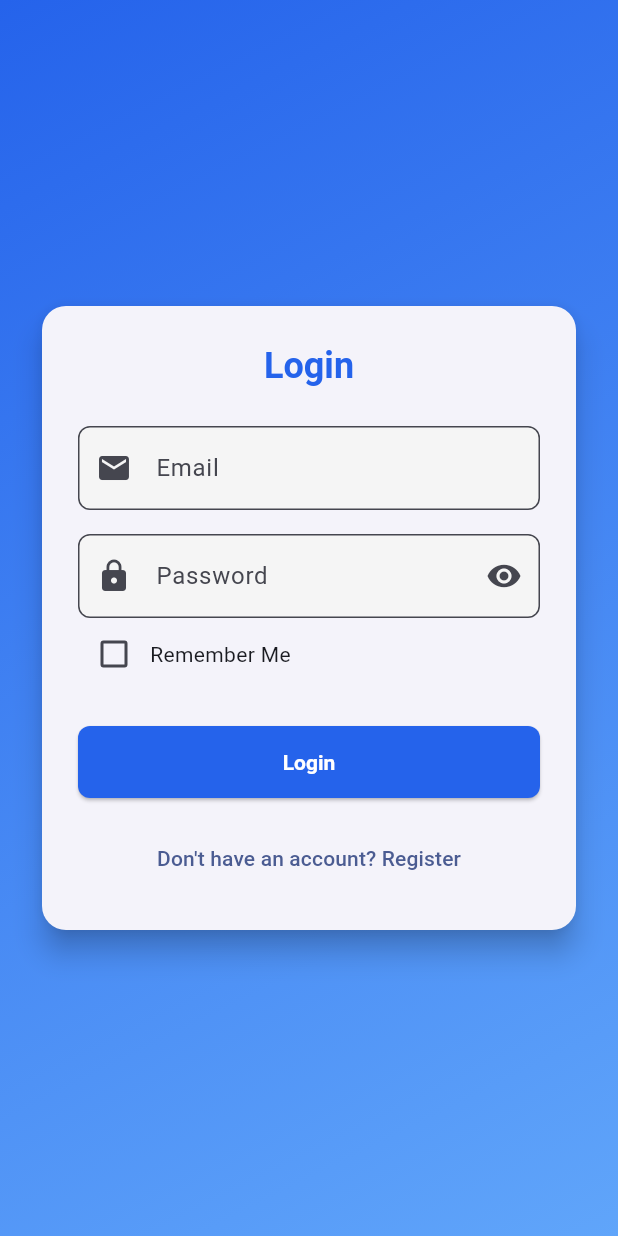
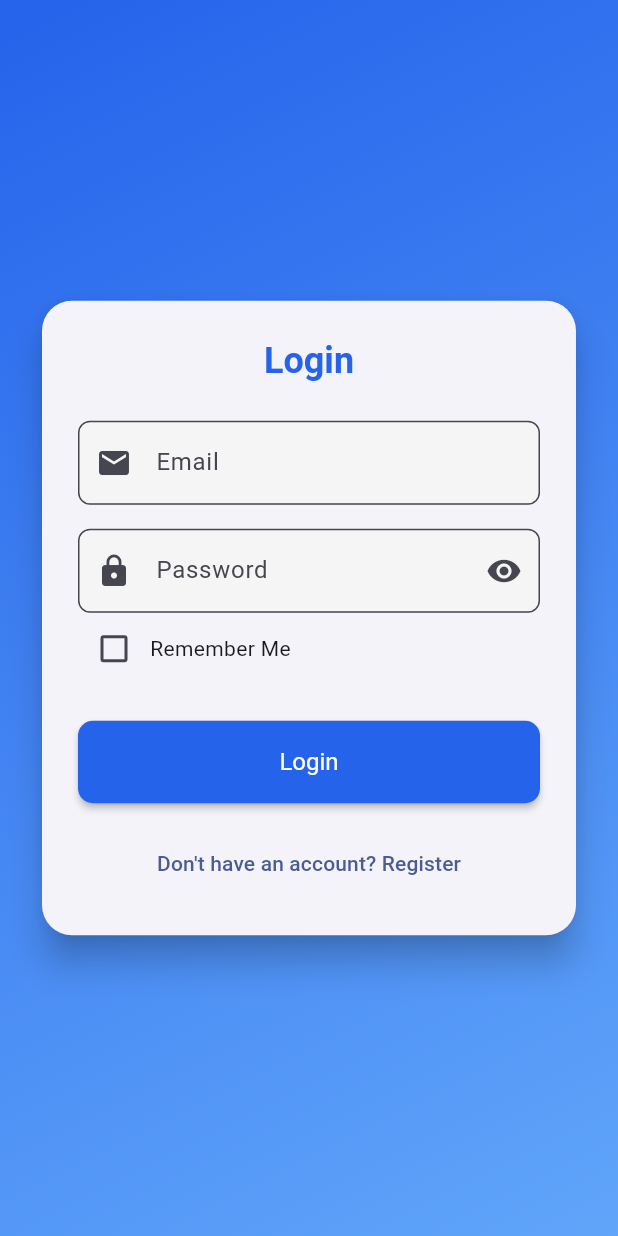
Before and after one commit to Faqih001/learning_material_downloader-app, a Flutter app: the AuthScreen screen opened by its route, on a phone screen of 412 x 824 dp. Run offline on Flutter 3.47's test engine with Material 3 defaults, Android fonts, the phone set to English and light mode, and no system bars; our stand-ins replace flutter_dotenv, google_maps_flutter, shared_preferences, smooth_page_indicator; accounts and stored records are empty.

Commit message:
Refactor AuthScreen and ChatbotScreen: Enhance layout responsiveness and improve UI elements

```diff
--- a/lib/screens/auth_screen.dart
+++ b/lib/screens/auth_screen.dart
@@ -162,16 +162,24 @@ class _AuthScreenState extends State<AuthScreen> {
             end: Alignment.bottomRight,
           ),
         ),
-        child: Center(
+        child: LayoutBuilder(
+          builder: (context, constraints) {
+            final isWide = constraints.maxWidth > 600;
+            return Center(
               child: SingleChildScrollView(
-            padding: const EdgeInsets.all(24),
+                padding: EdgeInsets.all(isWide ? 48 : 24),
+                child: ConstrainedBox(
+                  constraints: BoxConstraints(maxWidth: isWide ? 420 : double.infinity),
                   child: Card(
                     shape: RoundedRectangleBorder(
-                borderRadius: BorderRadius.circular(16),
+                      borderRadius: BorderRadius.circular(20),
                     ),
-              elevation: 8,
+                    elevation: 10,
                     child: Padding(
-                padding: const EdgeInsets.all(24),
+                      padding: EdgeInsets.symmetric(
+                        horizontal: isWide ? 40 : 24,
+                        vertical: isWide ? 40 : 24,
+                      ),
                       child: Form(
                         key: _formKey,
                         child: Column(
@@ -179,9 +187,7 @@ class _AuthScreenState extends State<AuthScreen> {
                           children: [
                             Text(
                               isLogin ? 'Login' : 'Register',
-                        style: Theme.of(
-                          context,
-                        ).textTheme.headlineSmall?.copyWith(
+                              style: Theme.of(context).textTheme.headlineSmall?.copyWith(
                                 color: const Color(0xFF2563EB),
                                 fontWeight: FontWeight.bold,
                               ),
@@ -194,11 +200,7 @@ class _AuthScreenState extends State<AuthScreen> {
                                   labelText: 'Name',
                                   prefixIcon: Icon(Icons.person),
                                 ),
-                          validator:
-                              (v) =>
-                                  v == null || v.isEmpty
-                                      ? 'Enter your name'
-                                      : null,
+                                validator: (v) => v == null || v.isEmpty ? 'Enter your name' : null,
                               ),
                             if (!isLogin) const SizedBox(height: 16),
                             TextFormField(
@@ -216,22 +218,17 @@ class _AuthScreenState extends State<AuthScreen> {
                               decoration: InputDecoration(
                                 labelText: 'Password',
                                 prefixIcon: const Icon(Icons.lock),
-                          suffixIcon: IconButton(
-                            icon: Icon(
-                              _obscurePassword
-                                  ? Icons.visibility
-                                  : Icons.visibility_off,
-                            ),
+                                suffixIcon: MouseRegion(
+                                  cursor: SystemMouseCursors.click,
+                                  child: IconButton(
+                                    icon: Icon(_obscurePassword ? Icons.visibility : Icons.visibility_off),
                                     onPressed: _togglePassword,
                                   ),
                                 ),
+                              ),
                               obscureText: _obscurePassword,
-                        validator:
-                            isLogin
-                                ? (v) =>
-                                    v == null || v.isEmpty
-                                        ? 'Enter your password'
-                                        : null
+                              validator: isLogin
+                                  ? (v) => v == null || v.isEmpty ? 'Enter your password' : null
                                   : _validatePassword,
                             ),
                             if (isLogin)
@@ -256,21 +253,16 @@ class _AuthScreenState extends State<AuthScreen> {
                                   decoration: InputDecoration(
                                     labelText: 'Confirm Password',
                                     prefixIcon: const Icon(Icons.lock),
-                              suffixIcon: IconButton(
-                                icon: Icon(
-                                  _obscureConfirm
-                                      ? Icons.visibility
-                                      : Icons.visibility_off,
-                                ),
+                                    suffixIcon: MouseRegion(
+                                      cursor: SystemMouseCursors.click,
+                                      child: IconButton(
+                                        icon: Icon(_obscureConfirm ? Icons.visibility : Icons.visibility_off),
                                         onPressed: _toggleConfirm,
                                       ),
                                     ),
+                                  ),
                                   obscureText: _obscureConfirm,
-                            validator:
-                                (v) =>
-                                    v != _passwordController.text
-                                        ? 'Passwords do not match'
-                                        : null,
+                                  validator: (v) => v != _passwordController.text ? 'Passwords do not match' : null,
                                 ),
                               ),
                             if (_error != null)
@@ -289,25 +281,33 @@ class _AuthScreenState extends State<AuthScreen> {
                             const SizedBox(height: 24),
                             SizedBox(
                               width: double.infinity,
+                              child: MouseRegion(
+                                cursor: SystemMouseCursors.click,
                                 child: ElevatedButton(
                                   onPressed: _loading ? null : _submit,
                                   style: ElevatedButton.styleFrom(
                                     backgroundColor: const Color(0xFF2563EB),
-                            padding: const EdgeInsets.symmetric(vertical: 16),
+                                    padding: const EdgeInsets.symmetric(vertical: 18),
                                     shape: RoundedRectangleBorder(
-                              borderRadius: BorderRadius.circular(8),
+                                      borderRadius: BorderRadius.circular(10),
                                     ),
+                                    textStyle: TextStyle(fontSize: isWide ? 18 : 16),
+                                    elevation: 2,
                                   ),
                                   child: Text(isLogin ? 'Login' : 'Register'),
                                 ),
                               ),
+                            ),
                             const SizedBox(height: 16),
-                      TextButton(
+                            MouseRegion(
+                              cursor: SystemMouseCursors.click,
+                              child: TextButton(
                                 onPressed: _loading ? null : _toggleMode,
                                 child: Text(
                                   isLogin
                                       ? "Don't have an account? Register"
                                       : 'Already have an account? Login',
+                                ),
                               ),
                             ),
                           ],
@@ -317,6 +317,9 @@ class _AuthScreenState extends State<AuthScreen> {
                   ),
                 ),
               ),
+            );
+          },
+        ),
       ),
     );
   }
```
Also changed, not shown: lib/screens/chatbot_screen.dart (+97 -85 lines), pubspec.lock. Lines whose indentation alone changed are shown as unchanged.
